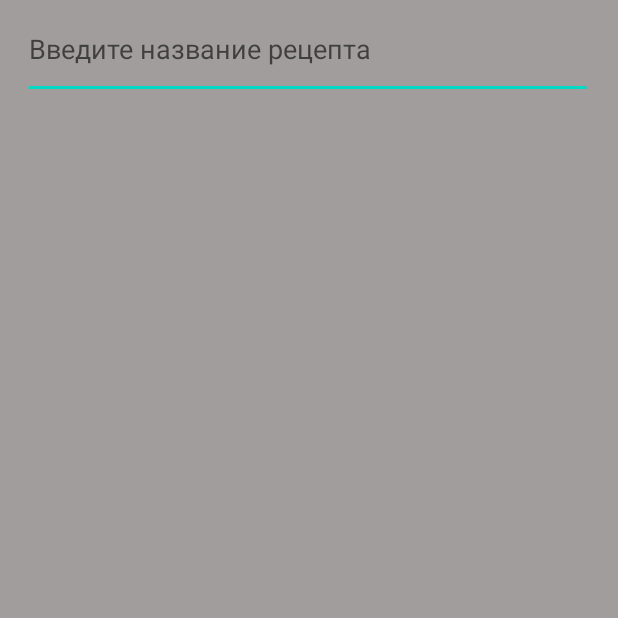
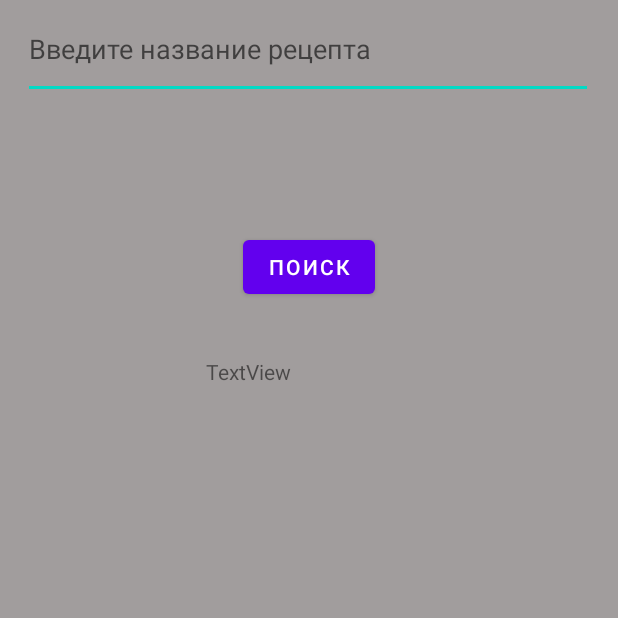
Before and after one commit to zin-ton/APP_1, an Android app: the screen it shows after launch (MainActivity), on a phone screen of 412 x 824 dp, the top half of it. Run offline under Robolectric (Android 15) with nearby library versions, the phone set to English and light mode, and no system bars.

Commit message:
Button done but idk how to search by enter

```diff
--- a/app/src/main/java/com/example/cookbook/MainActivity.java
+++ b/app/src/main/java/com/example/cookbook/MainActivity.java
@@ -3,12 +3,29 @@ package com.example.cookbook;
 import androidx.appcompat.app.AppCompatActivity;
 
 import android.os.Bundle;
+import android.view.View;
+import android.widget.Button;
+import android.widget.EditText;
+import android.widget.TextView;
 
 public class MainActivity extends AppCompatActivity {
+    EditText inputText;
+    Button search;
+    TextView textView;
+
 
     @Override
     protected void onCreate(Bundle savedInstanceState) {
         super.onCreate(savedInstanceState);
         setContentView(R.layout.activity_main);
+        inputText = (EditText) findViewById(R.id.SearchText);
+        search = (Button) findViewById(R.id.button);
+        textView = (TextView) findViewById(R.id.textView2);
+        search.setOnClickListener(new View.OnClickListener() {
+            @Override
+            public void onClick(View view) {
+                textView.setText(inputText.getText());
+            }
+        });
     }
 }
--- a/app/src/main/res/layout/activity_main.xml
+++ b/app/src/main/res/layout/activity_main.xml
@@ -19,4 +19,24 @@
         app:layout_constraintHorizontal_bias="0.483"
         app:layout_constraintStart_toStartOf="parent"
         app:layout_constraintTop_toTopOf="parent" />
+
+    <Button
+        android:id="@+id/button"
+        android:layout_width="wrap_content"
+        android:layout_height="wrap_content"
+        android:layout_marginTop="88dp"
+        android:text="@string/Button_Hint"
+        app:layout_constraintEnd_toEndOf="parent"
+        app:layout_constraintStart_toStartOf="parent"
+        app:layout_constraintTop_toBottomOf="@+id/SearchText" />
+
+    <TextView
+        android:id="@+id/textView2"
+        android:layout_width="137dp"
+        android:layout_height="111dp"
+        android:layout_marginTop="36dp"
+        android:text="TextView"
+        app:layout_constraintEnd_toEndOf="parent"
+        app:layout_constraintStart_toStartOf="parent"
+        app:layout_constraintTop_toBottomOf="@+id/button" />
 </androidx.constraintlayout.widget.ConstraintLayout>
--- a/app/src/main/res/values/strings.xml
+++ b/app/src/main/res/values/strings.xml
@@ -1,4 +1,5 @@
 <resources>
     <string name="app_name">cookbook</string>
     <string name="Seacrch_Bar_Hint">Введите название рецепта</string>
+    <string name="Button_Hint">поиск</string>
 </resources>
```
